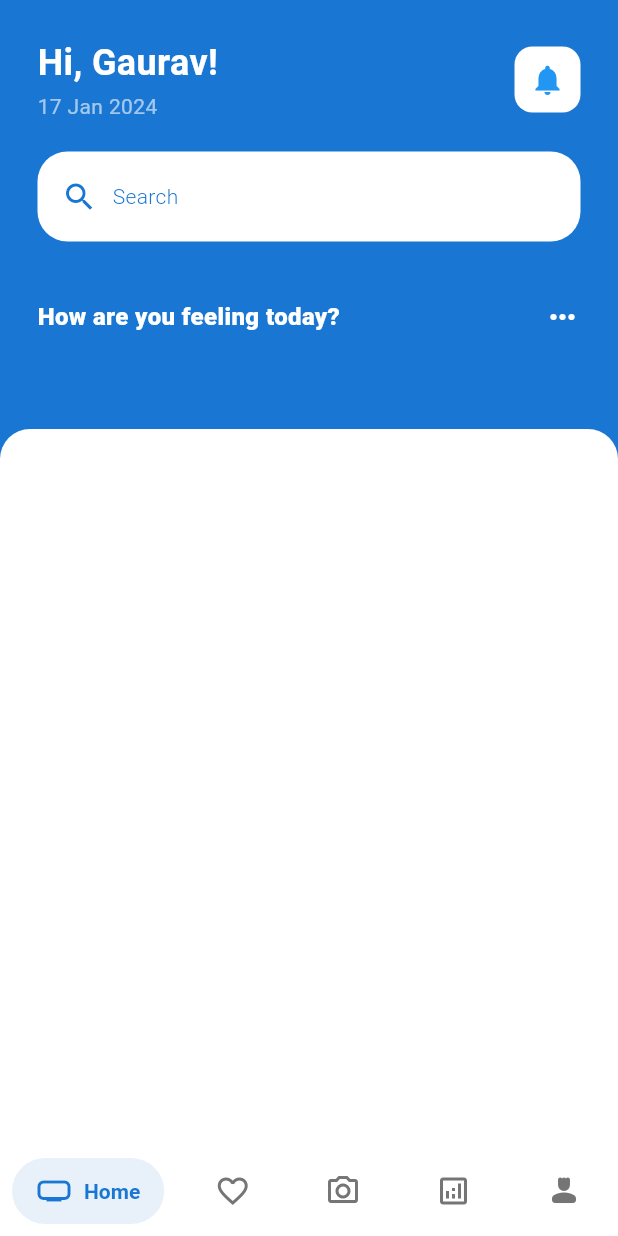
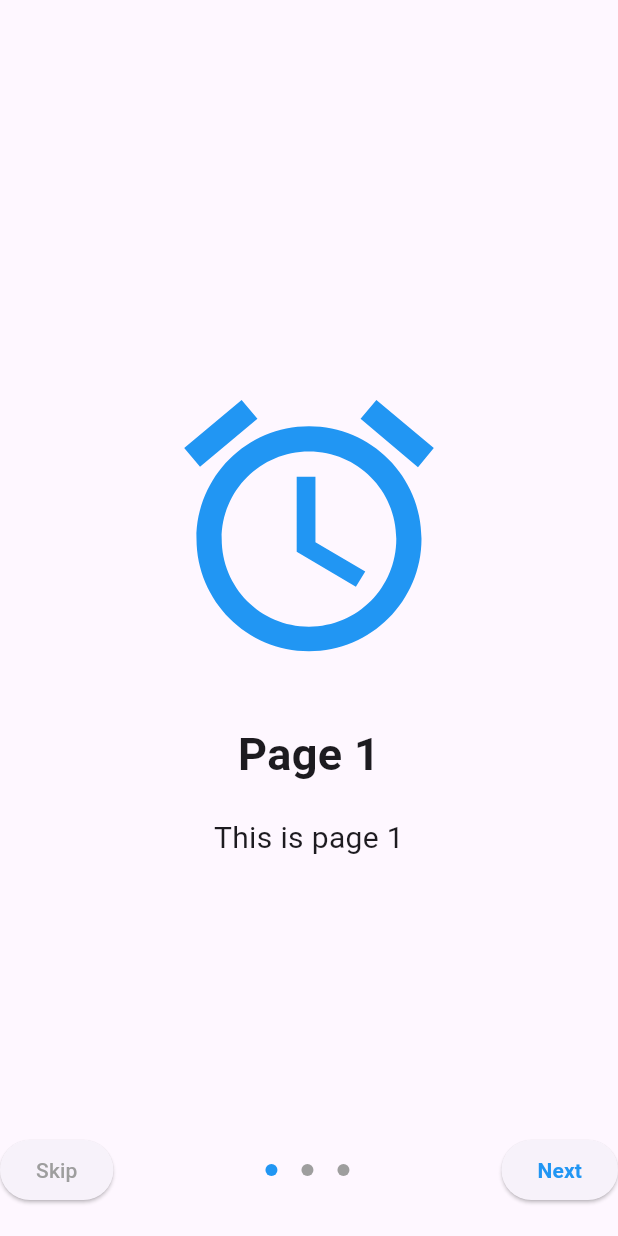
Before and after one commit to itzzGaurav7/Jiva, a Flutter app: the screen it shows after launch, on a phone screen of 412 x 824 dp. Run offline on Flutter 3.47's test engine with Material 3 defaults, Android fonts, the phone set to English and light mode, and no system bars; drawn by our look-alikes of salomon_bottom_bar.

Commit message:
Added Onboard

```diff
--- a/jiva/lib/main.dart
+++ b/jiva/lib/main.dart
@@ -2,6 +2,7 @@ import 'package:flutter/material.dart';
 import 'package:jiva/pages/home.dart';
 import 'package:jiva/pages/sign_in.dart';
 import 'package:jiva/pages/top_nav.dart';
+import 'package:jiva/pages/onboard.dart';
 
 void main() {
   runApp(MyApp());
@@ -11,8 +12,9 @@ class MyApp extends StatelessWidget {
   @override
   Widget build(BuildContext context) {
     return MaterialApp(
-      initialRoute: '/home',
+      initialRoute: '/onboard',
       routes: {
+        '/onboard': (context) => OnboardingScreen(),
         '/nav': (context) => ResponsiveNavBarPage(),
         '/home': (context) => Homepage(),
         '/signin': (context) => SignInPage(),
--- a/jiva/lib/pages/home.dart
+++ b/jiva/lib/pages/home.dart
@@ -1,5 +1,5 @@
 import 'package:flutter/material.dart';
-import 'package:jiva/pages/Profile_page.dart';
+import 'package:jiva/pages/profile_page.dart';
 import 'package:jiva/pages/fit_page.dart';
 import 'package:jiva/pages/homebody.dart';
 import 'package:salomon_bottom_bar/salomon_bottom_bar.dart';
--- /dev/null
+++ b/jiva/lib/pages/onboard.dart
@@ -0,0 +1,126 @@
+import 'package:flutter/material.dart';
+
+class OnboardingScreen extends StatefulWidget {
+  @override
+  _OnboardingScreenState createState() => _OnboardingScreenState();
+}
+
+class _OnboardingScreenState extends State<OnboardingScreen> {
+  final PageController _pageController = PageController();
+  int _currentPage = 0;
+
+  @override
+  Widget build(BuildContext context) {
+    return Scaffold(
+      body: Stack(
+        children: [
+          PageView(
+            controller: _pageController,
+            onPageChanged: (int page) {
+              setState(() {
+                _currentPage = page;
+              });
+            },
+            children: [
+              _buildPage("Page 1", "This is page 1", Icons.access_alarm),
+              _buildPage("Page 2", "This is page 2", Icons.accessibility),
+              _buildPage("Page 3", "This is page 3", Icons.account_balance),
+            ],
+          ),
+          Align(
+            alignment: Alignment.bottomCenter,
+            child: Padding(
+              padding: const EdgeInsets.only(bottom: 20.0),
+              child: Row(
+                mainAxisAlignment: MainAxisAlignment.spaceBetween,
+                children: [
+                  ElevatedButton(
+                    onPressed: () {
+                      _pageController.previousPage(
+                        duration: Duration(milliseconds: 500),
+                        curve: Curves.ease,
+                      );
+                    },
+                    child: Text(
+                      "Skip",
+                      style: TextStyle(color: Colors.grey),
+                    ),
+                  ),
+                  Row(
+                    children: _buildPageIndicator(),
+                  ),
+                  ElevatedButton(
+                    onPressed: () {
+                      if (_currentPage == 2) {
+                        Navigator.pushNamed(context, '/signin');
+                      } else {
+                        _pageController.nextPage(
+                          duration: Duration(milliseconds: 500),
+                          curve: Curves.ease,
+                        );
+                      }
+                    },
+                    child: Text(
+                      _currentPage == 2 ? "Finish" : "Next",
+                      style: TextStyle(
+                        color: Colors.blue,
+                        fontWeight: FontWeight.bold,
+                      ),
+                    ),
+                  ),
+                ],
+              ),
+            ),
+          ),
+        ],
+      ),
+    );
+  }
+
+  Widget _buildPage(String title, String description, IconData icon) {
+    return Padding(
+      padding: EdgeInsets.all(20.0),
+      child: Column(
+        mainAxisAlignment: MainAxisAlignment.center,
+        children: [
+          Icon(
+            icon,
+            size: 200.0,
+            color: Colors.blue,
+          ),
+          SizedBox(height: 30.0),
+          Text(
+            title,
+            style: TextStyle(fontSize: 30.0, fontWeight: FontWeight.bold),
+          ),
+          SizedBox(height: 20.0),
+          Text(
+            description,
+            textAlign: TextAlign.center,
+            style: TextStyle(fontSize: 20.0),
+          ),
+        ],
+      ),
+    );
+  }
+
+  List<Widget> _buildPageIndicator() {
+    List<Widget> indicators = [];
+    for (int i = 0; i < 3; i++) {
+      indicators.add(i == _currentPage ? _indicator(true) : _indicator(false));
+    }
+    return indicators;
+  }
+
+  Widget _indicator(bool isActive) {
+    return Container(
+      margin: EdgeInsets.symmetric(horizontal: 8.0),
+      height: 8.0,
+      width: 8.0,
+      decoration: BoxDecoration(
+        color: isActive ? Colors.blue : Colors.grey,
+        borderRadius: BorderRadius.all(Radius.circular(12)),
+      ),
+    );
+  }
+}
```
Also changed, not shown: jiva/pubspec.yaml (+6 -8 lines), jiva/assets/images/logo.png (added), jiva/pubspec.lock, 2 other files.
